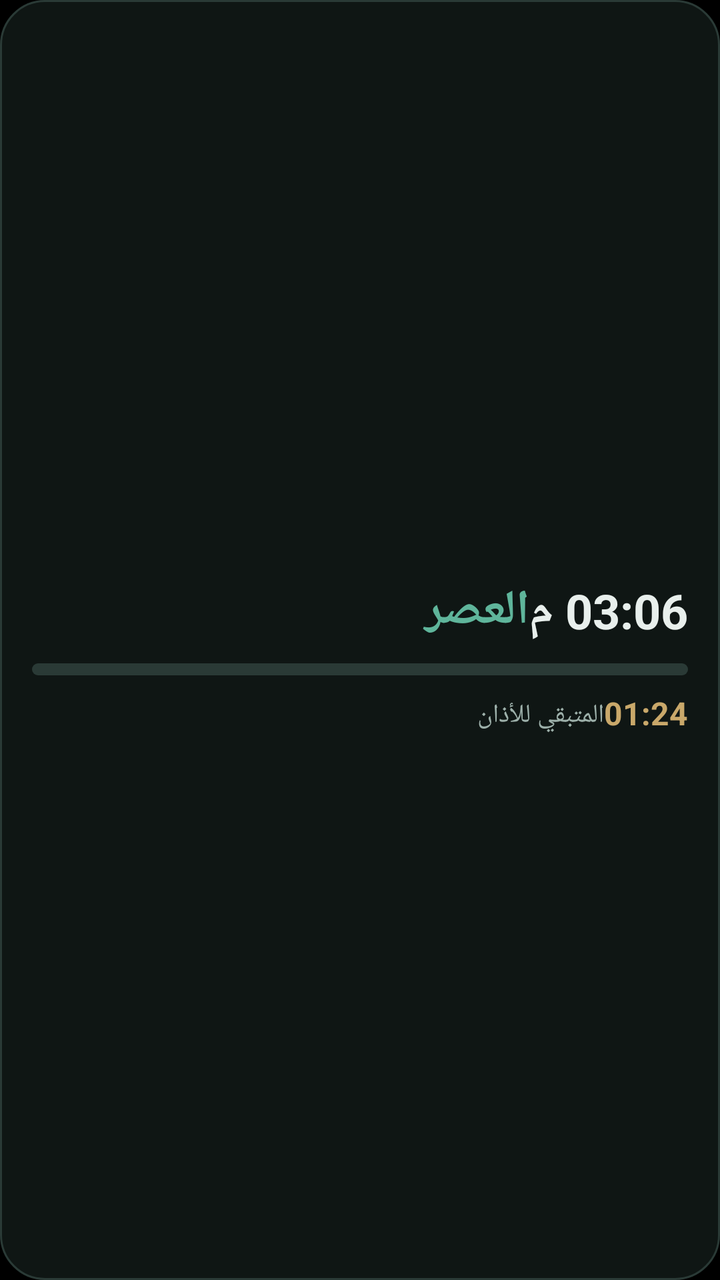
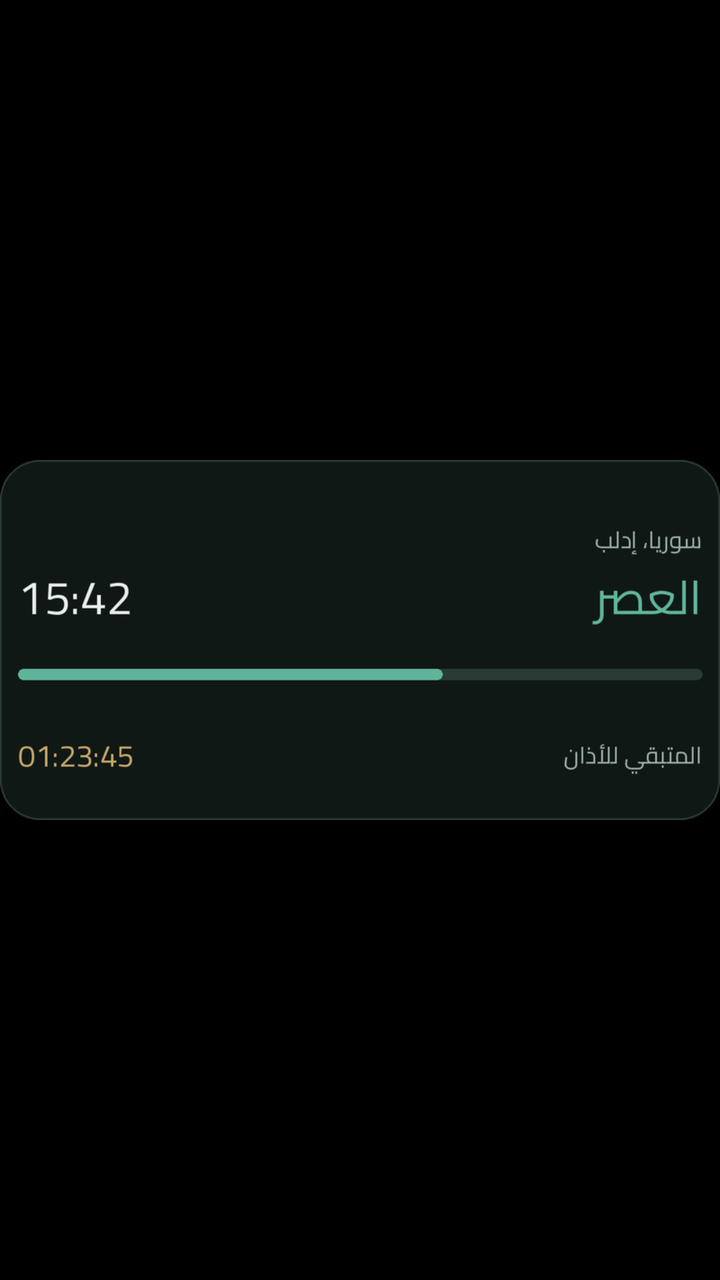

An Android layout rendered at two revisions. The XML below is the earlier revision; the diff shows what the commit changed to produce the second picture.
<!-- AndroidManifest.xml: application theme LaunchTheme -->
<!-- res/layout/widget_progress_card_preview.xml -->
<?xml version='1.0' encoding='utf-8'?>
<LinearLayout xmlns:android="http://schemas.android.com/apk/res/android" android:id="@+id/widget_root" android:layout_width="match_parent" android:layout_height="match_parent" android:orientation="vertical" android:background="@drawable/widget_bg" android:padding="16dp" android:gravity="center_vertical">
    <TextView android:id="@+id/w_city" android:layout_width="match_parent" android:layout_height="wrap_content" android:textColor="#9DB0AA" android:textSize="12sp" />
    <LinearLayout android:layout_width="match_parent" android:layout_height="wrap_content" android:orientation="horizontal" android:gravity="center_vertical">
        <TextView android:id="@+id/w_name" android:layout_width="0dp" android:layout_weight="1" android:layout_height="wrap_content" android:textColor="#5FB59B" android:textSize="24sp" android:textStyle="bold" android:text="العصر" />
        <TextView android:id="@+id/w_time" android:layout_width="wrap_content" android:layout_height="wrap_content" android:textColor="#E8EFEC" android:textSize="24sp" android:textStyle="bold" android:text="03:06 م" />
    </LinearLayout>
    <ProgressBar android:id="@+id/w_progress" style="?android:attr/progressBarStyleHorizontal" android:layout_width="match_parent" android:layout_height="6dp" android:layout_marginTop="10dp" android:layout_marginBottom="8dp" android:max="100" android:progressDrawable="@drawable/widget_progress" />
    <LinearLayout android:layout_width="match_parent" android:layout_height="wrap_content" android:orientation="horizontal">
        <TextView android:layout_width="0dp" android:layout_weight="1" android:layout_height="wrap_content" android:text="المتبقي للأذان" android:textColor="#9DB0AA" android:textSize="13sp" />
        <TextView android:id="@+id/w_count" android:layout_width="wrap_content" android:layout_height="wrap_content" android:textColor="#C9A86A" android:textSize="16sp" android:textStyle="bold" android:text="01:24" />
    </LinearLayout>
</LinearLayout>
<!-- resources referenced by this layout -->
<resources>
  <!-- drawable widget_bg (drawable) -->
  <?xml version="1.0" encoding="utf-8"?>
  <shape xmlns:android="http://schemas.android.com/apk/res/android" android:shape="rectangle">
      <solid android:color="#F2101816" />
      <corners android:radius="22dp" />
      <stroke android:width="1dp" android:color="#2A3A36" />
  </shape>
  <!-- drawable widget_progress (drawable) -->
  <?xml version="1.0" encoding="utf-8"?>
  <layer-list xmlns:android="http://schemas.android.com/apk/res/android">
      <item android:id="@android:id/background">
          <shape android:shape="rectangle">
              <solid android:color="#2A3A36" />
              <corners android:radius="4dp" />
          </shape>
      </item>
      <item android:id="@android:id/progress">
          <clip>
              <shape android:shape="rectangle">
                  <solid android:color="#5FB59B" />
                  <corners android:radius="4dp" />
              </shape>
          </clip>
      </item>
  </layer-list>
  <style name="LaunchTheme" parent="@android:style/Theme.Black.NoTitleBar">
          <item name="android:windowBackground">@color/launch_background</item>
          <item name="android:windowFullscreen">false</item>
          <item name="android:windowLightStatusBar">false</item>
          <item name="android:windowLightNavigationBar">false</item>
          <item name="android:statusBarColor">#000000</item>
          <item name="android:navigationBarColor">#000000</item>
          <item name="android:windowAnimationStyle">@null</item>
      </style>
  <color name="launch_background">#000000</color>
</resources>

<!-- the commit's change to res/layout/widget_progress_card_preview.xml (unified diff, before → after) -->
@@ -1,13 +1,7 @@
-<?xml version='1.0' encoding='utf-8'?>
-<LinearLayout xmlns:android="http://schemas.android.com/apk/res/android" android:id="@+id/widget_root" android:layout_width="match_parent" android:layout_height="match_parent" android:orientation="vertical" android:background="@drawable/widget_bg" android:padding="16dp" android:gravity="center_vertical">
-    <TextView android:id="@+id/w_city" android:layout_width="match_parent" android:layout_height="wrap_content" android:textColor="#9DB0AA" android:textSize="12sp" />
-    <LinearLayout android:layout_width="match_parent" android:layout_height="wrap_content" android:orientation="horizontal" android:gravity="center_vertical">
-        <TextView android:id="@+id/w_name" android:layout_width="0dp" android:layout_weight="1" android:layout_height="wrap_content" android:textColor="#5FB59B" android:textSize="24sp" android:textStyle="bold" android:text="العصر" />
-        <TextView android:id="@+id/w_time" android:layout_width="wrap_content" android:layout_height="wrap_content" android:textColor="#E8EFEC" android:textSize="24sp" android:textStyle="bold" android:text="03:06 م" />
-    </LinearLayout>
-    <ProgressBar android:id="@+id/w_progress" style="?android:attr/progressBarStyleHorizontal" android:layout_width="match_parent" android:layout_height="6dp" android:layout_marginTop="10dp" android:layout_marginBottom="8dp" android:max="100" android:progressDrawable="@drawable/widget_progress" />
-    <LinearLayout android:layout_width="match_parent" android:layout_height="wrap_content" android:orientation="horizontal">
-        <TextView android:layout_width="0dp" android:layout_weight="1" android:layout_height="wrap_content" android:text="المتبقي للأذان" android:textColor="#9DB0AA" android:textSize="13sp" />
-        <TextView android:id="@+id/w_count" android:layout_width="wrap_content" android:layout_height="wrap_content" android:textColor="#C9A86A" android:textSize="16sp" android:textStyle="bold" android:text="01:24" />
-    </LinearLayout>
-</LinearLayout>
+<?xml version="1.0" encoding="utf-8"?>
+<ImageView xmlns:android="http://schemas.android.com/apk/res/android"
+    android:layout_width="match_parent"
+    android:layout_height="match_parent"
+    android:contentDescription="@string/widget_progress_picker_description"
+    android:scaleType="fitCenter"
+    android:src="@drawable/preview_progress" />
<!-- resource entries referenced after the edit -->
@@ -1,30 +1,7 @@
 <!-- resources referenced by this layout -->
 <resources>
-  <!-- drawable widget_bg (drawable) -->
-  <?xml version="1.0" encoding="utf-8"?>
-  <shape xmlns:android="http://schemas.android.com/apk/res/android" android:shape="rectangle">
-      <solid android:color="#F2101816" />
-      <corners android:radius="22dp" />
-      <stroke android:width="1dp" android:color="#2A3A36" />
-  </shape>
-  <!-- drawable widget_progress (drawable) -->
-  <?xml version="1.0" encoding="utf-8"?>
-  <layer-list xmlns:android="http://schemas.android.com/apk/res/android">
-      <item android:id="@android:id/background">
-          <shape android:shape="rectangle">
-              <solid android:color="#2A3A36" />
-              <corners android:radius="4dp" />
-          </shape>
-      </item>
-      <item android:id="@android:id/progress">
-          <clip>
-              <shape android:shape="rectangle">
-                  <solid android:color="#5FB59B" />
-                  <corners android:radius="4dp" />
-              </shape>
-          </clip>
-      </item>
-  </layer-list>
+  <!-- drawable preview_progress: png bitmap (drawable-nodpi, 31534 bytes) -->
+  <string name="widget_progress_picker_description">موعد الصلاة القادمة مع شريط التقدم والعد التنازلي</string>
   <style name="LaunchTheme" parent="@android:style/Theme.Black.NoTitleBar">
           <item name="android:windowBackground">@color/launch_background</item>
           <item name="android:windowFullscreen">false</item>
